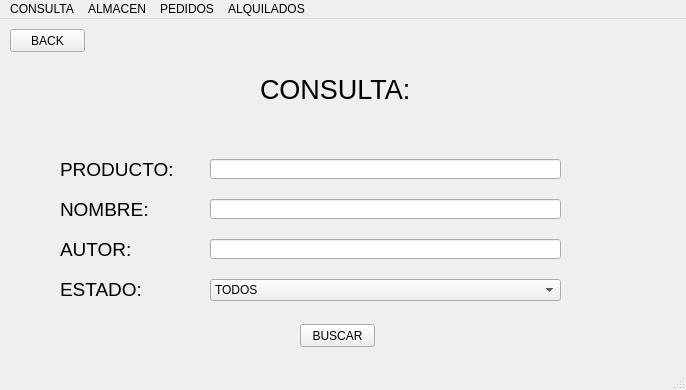
Old version of the form BIBLIOTECA_PROY/assets/main_consulta_admin.ui in the repository mixano611/PROYECTO_PRG_POO_PY.
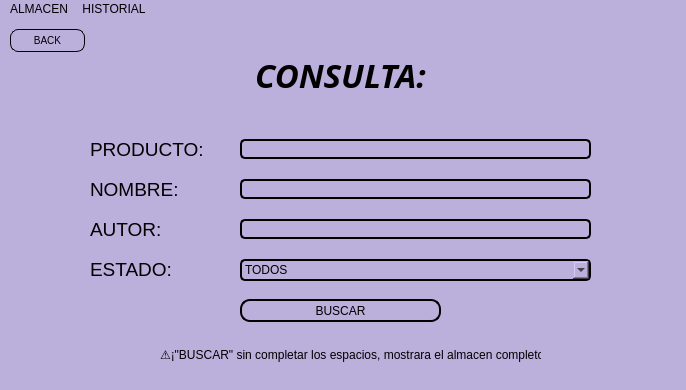
New version of the form.

Patch:
```diff
--- a/BIBLIOTECA_PROY/assets/main_consulta_admin.ui
+++ b/BIBLIOTECA_PROY/assets/main_consulta_admin.ui
@@ -13,34 +13,36 @@
   <property name="windowTitle">
    <string>MainWindow</string>
   </property>
+  <property name="styleSheet">
+   <string notr="true">background-color: #BBAFDB</string>
+  </property>
   <widget class="QWidget" name="centralwidget">
-   <widget class="QLabel" name="label">
-    <property name="geometry">
-     <rect>
-      <x>260</x>
-      <y>50</y>
-      <width>161</width>
-      <height>41</height>
-     </rect>
-    </property>
-    <property name="font">
-     <font>
-      <pointsize>20</pointsize>
-     </font>
-    </property>
-    <property name="text">
-     <string>CONSULTA:</string>
-    </property>
-   </widget>
    <widget class="QPushButton" name="btnBuscar">
     <property name="geometry">
      <rect>
-      <x>300</x>
-      <y>305</y>
-      <width>75</width>
+      <x>240</x>
+      <y>280</y>
+      <width>201</width>
       <height>23</height>
      </rect>
     </property>
+    <property name="styleSheet">
+     <string notr="true">QPushButton{
+	border: 2px solid #000000;
+	border-radius: 10px;
+	background-color: #BBAFDB;
+	color: black;
+	font-size: 12px;
+	cursor: pointer;
+  	transition: transform 0.2s ease, background-color 0.2s ease;
+}
+
+QPushButton:hover {
+  	transform: scale(1.1);
+ 	background-color: #8E7CC3;
+	transform: translateY(-2px);
+}</string>
+    </property>
     <property name="text">
      <string>BUSCAR</string>
     </property>
@@ -48,18 +50,35 @@
    <widget class="QLineEdit" name="txtProducto">
     <property name="geometry">
      <rect>
-      <x>210</x>
-      <y>140</y>
+      <x>240</x>
+      <y>120</y>
       <width>351</width>
       <height>20</height>
      </rect>
     </property>
+    <property name="styleSheet">
+     <string notr="true">QLineEdit{
+	border: 2px solid #000000;
+	border-radius: 5px;
+	background-color: #BBAFDB;
+	color: black;
+	font-size: 8px;
+	cursor: pointer;
+  	transition: transform 0.2s ease, background-color 0.2s ease;
+}
+
+QLineEdit:hover {
+  	transform: scale(1.1);
+ 	background-color: #8E7CC3;
+	transform: translateY(-2px);
+}</string>
+    </property>
    </widget>
    <widget class="QLabel" name="label_2">
     <property name="geometry">
      <rect>
-      <x>60</x>
-      <y>140</y>
+      <x>90</x>
+      <y>120</y>
       <width>131</width>
       <height>21</height>
      </rect>
@@ -76,18 +95,35 @@
    <widget class="QLineEdit" name="txtNombre">
     <property name="geometry">
      <rect>
-      <x>210</x>
-      <y>180</y>
+      <x>240</x>
+      <y>160</y>
       <width>351</width>
       <height>20</height>
      </rect>
     </property>
+    <property name="styleSheet">
+     <string notr="true">QLineEdit{
+	border: 2px solid #000000;
+	border-radius: 5px;
+	background-color: #BBAFDB;
+	color: black;
+	font-size: 8px;
+	cursor: pointer;
+  	transition: transform 0.2s ease, background-color 0.2s ease;
+}
+
+QLineEdit:hover {
+  	transform: scale(1.1);
+ 	background-color: #8E7CC3;
+	transform: translateY(-2px);
+}</string>
+    </property>
    </widget>
    <widget class="QLabel" name="label_5">
     <property name="geometry">
      <rect>
-      <x>60</x>
-      <y>180</y>
+      <x>90</x>
+      <y>160</y>
       <width>131</width>
       <height>21</height>
      </rect>
@@ -104,18 +140,35 @@
    <widget class="QLineEdit" name="txtAutor">
     <property name="geometry">
      <rect>
-      <x>210</x>
-      <y>220</y>
+      <x>240</x>
+      <y>200</y>
       <width>351</width>
       <height>20</height>
      </rect>
     </property>
+    <property name="styleSheet">
+     <string notr="true">QLineEdit{
+	border: 2px solid #000000;
+	border-radius: 5px;
+	background-color: #BBAFDB;
+	color: black;
+	font-size: 8px;
+	cursor: pointer;
+  	transition: transform 0.2s ease, background-color 0.2s ease;
+}
+
+QLineEdit:hover {
+  	transform: scale(1.1);
+ 	background-color: #8E7CC3;
+	transform: translateY(-2px);
+}</string>
+    </property>
    </widget>
    <widget class="QLabel" name="label_3">
     <property name="geometry">
      <rect>
-      <x>60</x>
-      <y>220</y>
+      <x>90</x>
+      <y>200</y>
       <width>101</width>
       <height>21</height>
      </rect>
@@ -132,12 +185,29 @@
    <widget class="QComboBox" name="cmbEstado">
     <property name="geometry">
      <rect>
-      <x>210</x>
-      <y>260</y>
+      <x>240</x>
+      <y>240</y>
       <width>351</width>
       <height>22</height>
      </rect>
     </property>
+    <property name="styleSheet">
+     <string notr="true">QComboBox{
+	border: 2px solid #000000;
+	border-radius: 5px;
+	background-color: #BBAFDB;
+	color: black;
+	font-size: 12px;
+	cursor: pointer;
+  	transition: transform 0.2s ease, background-color 0.2s ease;
+}
+
+QComboBox:hover {
+  	transform: scale(1.1);
+ 	background-color: #8E7CC3;
+	transform: translateY(-2px);
+}</string>
+    </property>
     <item>
      <property name="text">
       <string>TODOS</string>
@@ -162,8 +232,8 @@
    <widget class="QLabel" name="label_4">
     <property name="geometry">
      <rect>
-      <x>60</x>
-      <y>260</y>
+      <x>90</x>
+      <y>240</y>
       <width>131</width>
       <height>21</height>
      </rect>
@@ -186,10 +256,65 @@
       <height>23</height>
      </rect>
     </property>
+    <property name="styleSheet">
+     <string notr="true">QPushButton{
+	border: 1px solid #000000;
+	border-radius: 8px;
+	background-color: #BBAFDB;
+	color: black;
+	font-size: 10px;
+	cursor: pointer;
+  	transition: transform 0.2s ease, background-color 0.2s ease;
+}
+
+QPushButton:hover {
+  	transform: scale(1.1);
+ 	background-color: #8E7CC3;
+	transform: translateY(-2px);
+}</string>
+    </property>
     <property name="text">
      <string>BACK</string>
     </property>
    </widget>
+   <widget class="QLabel" name="label_6">
+    <property name="geometry">
+     <rect>
+      <x>160</x>
+      <y>320</y>
+      <width>381</width>
+      <height>31</height>
+     </rect>
+    </property>
+    <property name="text">
+     <string>⚠️¡&quot;BUSCAR&quot; sin completar los espacios, mostrara el almacen completo!⚠️</string>
+    </property>
+   </widget>
+   <widget class="QLabel" name="label_7">
+    <property name="geometry">
+     <rect>
+      <x>240</x>
+      <y>30</y>
+      <width>201</width>
+      <height>51</height>
+     </rect>
+    </property>
+    <property name="font">
+     <font>
+      <family>Segoe UI Black</family>
+      <pointsize>25</pointsize>
+      <weight>75</weight>
+      <italic>true</italic>
+      <bold>true</bold>
+     </font>
+    </property>
+    <property name="text">
+     <string>CONSULTA:</string>
+    </property>
+    <property name="alignment">
+     <set>Qt::AlignCenter</set>
+    </property>
+   </widget>
   </widget>
   <widget class="QMenuBar" name="menubar">
    <property name="geometry">
@@ -197,33 +322,21 @@
      <x>0</x>
      <y>0</y>
      <width>686</width>
-     <height>26</height>
+     <height>21</height>
     </rect>
    </property>
-   <widget class="QMenu" name="menuCONSULTA">
-    <property name="title">
-     <string>CONSULTA</string>
-    </property>
-   </widget>
-   <widget class="QMenu" name="menuALMACEN">
-    <property name="title">
-     <string>ALMACEN</string>
-    </property>
-   </widget>
    <widget class="QMenu" name="menuPEDIDOS">
     <property name="title">
-     <string>PEDIDOS</string>
+     <string>ALMACEN</string>
     </property>
    </widget>
-   <widget class="QMenu" name="menuRESERVADOS">
+   <widget class="QMenu" name="menuHISTORIAL">
     <property name="title">
-     <string>ALQUILADOS</string>
+     <string>HISTORIAL</string>
     </property>
    </widget>
-   <addaction name="menuCONSULTA"/>
-   <addaction name="menuALMACEN"/>
    <addaction name="menuPEDIDOS"/>
-   <addaction name="menuRESERVADOS"/>
+   <addaction name="menuHISTORIAL"/>
   </widget>
   <widget class="QStatusBar" name="statusbar"/>
  </widget>
```
Left out of the diff: 12 changed lines with no effect on the pictures.
